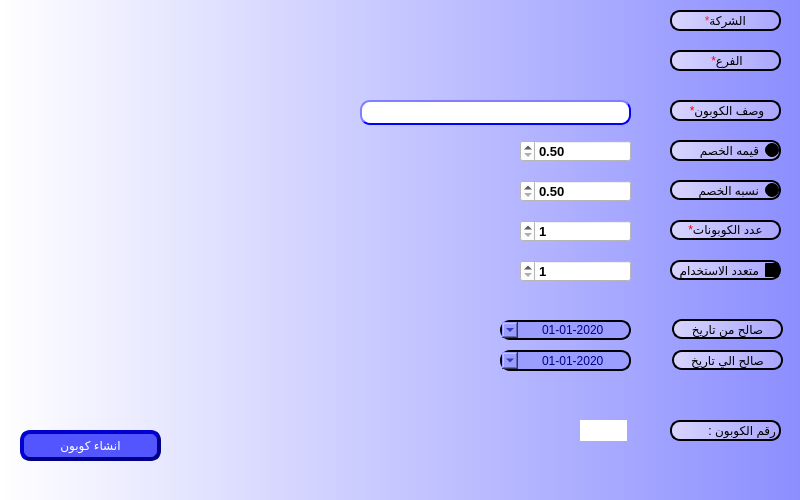
Before: the Qt Designer form presentation/coupon_ui/createCoupon.ui in shymaa123456/HyperPOS2020, drawn with Qt 5.
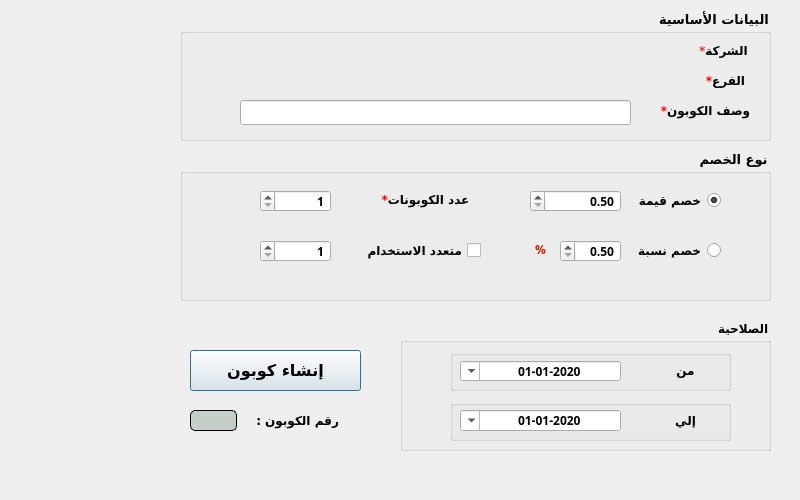
After: the same form once the commit is applied.

Commit message: finalize Coupon Design comments

```diff
--- a/presentation/coupon_ui/createCoupon.ui
+++ b/presentation/coupon_ui/createCoupon.ui
@@ -22,6 +22,14 @@
     <height>500</height>
    </size>
   </property>
+  <property name="font">
+   <font>
+    <family>Arial</family>
+    <pointsize>9</pointsize>
+    <weight>50</weight>
+    <bold>false</bold>
+   </font>
+  </property>
   <property name="windowTitle">
    <string>انشاء كوبون</string>
   </property>
@@ -29,24 +37,27 @@
    <enum>Qt::RightToLeft</enum>
   </property>
   <property name="styleSheet">
-   <string notr="true">background-color: qlineargradient(spread:pad, x1:0, y1:0, x2:1, y2:0, stop:0 #ffffff, stop:1 #8c8eff);</string>
+   <string notr="true"/>
   </property>
   <widget class="QLabel" name="desc">
    <property name="geometry">
     <rect>
-     <x>670</x>
+     <x>650</x>
      <y>100</y>
      <width>111</width>
      <height>21</height>
     </rect>
    </property>
+   <property name="font">
+    <font>
+     <family>29LT Bukra Regular</family>
+     <pointsize>9</pointsize>
+     <weight>75</weight>
+     <bold>true</bold>
+    </font>
+   </property>
    <property name="styleSheet">
-    <string notr="true">color:Black;
-background-color: qlineargradient(spread:pad, x1:0, y1:0, x2:1, y2:0, stop:0 #d8d5ff, stop:1 #a9a6ff);
-border-style: outset;
-border-width: 2px;
-border-radius: 10px;
-border-color:black;</string>
+    <string notr="true"/>
    </property>
    <property name="text">
     <string>&lt;html&gt;&lt;head/&gt;&lt;body&gt;&lt;p align=&quot;center&quot;&gt;&lt;span style=&quot; color:#ff0000;&quot;&gt;*&lt;/span&gt;وصف الكوبون&lt;/p&gt;&lt;/body&gt;&lt;/html&gt;</string>
@@ -55,337 +66,78 @@
   <widget class="QPushButton" name="BTN_createCoupon">
    <property name="geometry">
     <rect>
-     <x>20</x>
-     <y>430</y>
-     <width>141</width>
-     <height>31</height>
+     <x>190</x>
+     <y>350</y>
+     <width>171</width>
+     <height>41</height>
     </rect>
    </property>
+   <property name="font">
+    <font>
+     <family>29LT Bukra Regular</family>
+     <pointsize>12</pointsize>
+     <weight>75</weight>
+     <italic>false</italic>
+     <bold>true</bold>
+    </font>
+   </property>
    <property name="layoutDirection">
     <enum>Qt::RightToLeft</enum>
    </property>
    <property name="styleSheet">
-    <string notr="true">QPushButton{
-                                        background-color: #5356ff;
-                                        border-style: outset;
-                                        border-width: 4px;
-                                        border-radius: 10px;
-                                        border-color: darkblue;
-                    color:white;
-	font: 75 14pt &quot;MS Shell Dlg 2&quot;;
-	                                    }
-                                        QPushButton:hover {
-                                        background: qradialgradient(
-                                        cx: 0.3, cy: -0.4, fx: 0.3, fy: -0.4,
-                                        radius: 1.35, stop: 0 #3a0dab, stop: 1 #a5a5ff
-                                        );
-                                        }
-                                        QPushButton:pressed {
-                                        border-style: inset;
-                                        background: qradialgradient(
-                                        cx: 0.4, cy: -0.1, fx: 0.4, fy: -0.1,
-                                        radius: 1.35, stop: 0 #a5a5ff, stop: 1 #3a0dab
-                                        );
-                                        }</string>
+    <string notr="true"/>
    </property>
    <property name="text">
-    <string>انشاء كوبون</string>
+    <string>إنشاء كوبون</string>
    </property>
   </widget>
   <widget class="QLineEdit" name="LE_desc">
    <property name="geometry">
     <rect>
-     <x>360</x>
+     <x>240</x>
      <y>100</y>
-     <width>271</width>
+     <width>391</width>
      <height>25</height>
     </rect>
    </property>
+   <property name="font">
+    <font>
+     <family>MS Shell Dlg 2</family>
+     <pointsize>9</pointsize>
+     <weight>75</weight>
+     <bold>true</bold>
+    </font>
+   </property>
    <property name="styleSheet">
-    <string notr="true">QLineEdit{
-                                        background-color: white;
-                                        border-style: outset;
-                                        border-width: 2px;
-                                        border-radius: 10px;
-                                        border-color: blue;
-                                        min-width: 6em;
-                                        }
-                                        QLineEdit:hover {
-                                        background: qradialgradient(
-                                        cx: 0.3, cy: -0.4, fx: 0.3, fy: -0.4,
-                                        radius: 1.35, stop: 0 #fff, stop: 1 #bbb
-                                        );
-                                        }
-                                       QLineEdit:pressed {
-                                        border-style: inset;
-                                        background: qradialgradient(
-                                        cx: 0.4, cy: -0.1, fx: 0.4, fy: -0.1,
-                                        radius: 1.35, stop: 0 #fff, stop: 1 #ddd
-                                        );
-                                        }
+    <string notr="true">
                                     </string>
    </property>
-  </widget>
-  <widget class="QRadioButton" name="radioButton_Value">
-   <property name="geometry">
-    <rect>
-     <x>670</x>
-     <y>140</y>
-     <width>111</width>
-     <height>21</height>
-    </rect>
-   </property>
-   <property name="layoutDirection">
-    <enum>Qt::RightToLeft</enum>
-   </property>
-   <property name="autoFillBackground">
-    <bool>false</bool>
-   </property>
-   <property name="styleSheet">
-    <string notr="true">color:Black;
-background-color: qlineargradient(spread:pad, x1:0, y1:0, x2:1, y2:0, stop:0 #d8d5ff, stop:1 #a9a6ff);
-border-style: outset;
-border-width: 2px;
-border-radius: 10px;
-border-color:black;</string>
-   </property>
-   <property name="text">
-    <string>قيمه الخصم</string>
-   </property>
-   <property name="checked">
-    <bool>true</bool>
-   </property>
-  </widget>
-  <widget class="QRadioButton" name="radioButton_Percentage">
-   <property name="geometry">
-    <rect>
-     <x>670</x>
-     <y>180</y>
-     <width>111</width>
-     <height>20</height>
-    </rect>
-   </property>
-   <property name="layoutDirection">
-    <enum>Qt::RightToLeft</enum>
-   </property>
-   <property name="styleSheet">
-    <string notr="true">color:Black;
-background-color: qlineargradient(spread:pad, x1:0, y1:0, x2:1, y2:0, stop:0 #d8d5ff, stop:1 #a9a6ff);
-border-style: outset;
-border-width: 2px;
-border-radius: 10px;
-border-color:black;</string>
-   </property>
-   <property name="text">
-    <string>نسبه الخصم</string>
-   </property>
-  </widget>
-  <widget class="QCheckBox" name="checkBox_Multi">
-   <property name="geometry">
-    <rect>
-     <x>670</x>
-     <y>260</y>
-     <width>111</width>
-     <height>20</height>
-    </rect>
-   </property>
-   <property name="layoutDirection">
-    <enum>Qt::RightToLeft</enum>
-   </property>
-   <property name="styleSheet">
-    <string notr="true">color:Black;
-background-color: qlineargradient(spread:pad, x1:0, y1:0, x2:1, y2:0, stop:0 #d8d5ff, stop:1 #a9a6ff);
-border-style: outset;
-border-width: 2px;
-border-radius: 10px;
-border-color:black;</string>
-   </property>
-   <property name="text">
-    <string>متعدد الاستخدام</string>
-   </property>
-  </widget>
-  <widget class="QLabel" name="desc_2">
-   <property name="geometry">
-    <rect>
-     <x>670</x>
-     <y>220</y>
-     <width>111</width>
-     <height>20</height>
-    </rect>
-   </property>
-   <property name="layoutDirection">
-    <enum>Qt::RightToLeft</enum>
-   </property>
-   <property name="styleSheet">
-    <string notr="true">color:Black;
-background-color: qlineargradient(spread:pad, x1:0, y1:0, x2:1, y2:0, stop:0 #d8d5ff, stop:1 #a9a6ff);
-border-style: outset;
-border-width: 2px;
-border-radius: 10px;
-border-color:black;</string>
-   </property>
-   <property name="text">
-    <string>&lt;html&gt;&lt;head/&gt;&lt;body&gt;&lt;p align=&quot;center&quot;&gt;&lt;span style=&quot; color:#ff0000;&quot;&gt;*&lt;/span&gt;عدد الكوبونات&lt;/p&gt;&lt;/body&gt;&lt;/html&gt;</string>
-   </property>
-   <property name="alignment">
-    <set>Qt::AlignCenter</set>
-   </property>
-  </widget>
-  <widget class="QLabel" name="desc_3">
-   <property name="geometry">
-    <rect>
-     <x>672</x>
-     <y>319</y>
-     <width>111</width>
-     <height>20</height>
-    </rect>
-   </property>
-   <property name="layoutDirection">
-    <enum>Qt::RightToLeft</enum>
-   </property>
-   <property name="styleSheet">
-    <string notr="true">color:Black;
-background-color: qlineargradient(spread:pad, x1:0, y1:0, x2:1, y2:0, stop:0 #d8d5ff, stop:1 #a9a6ff);
-border-style: outset;
-border-width: 2px;
-border-radius: 10px;
-border-color:black;</string>
-   </property>
-   <property name="text">
-    <string>صالح من تاريخ</string>
-   </property>
-   <property name="alignment">
-    <set>Qt::AlignCenter</set>
-   </property>
-  </widget>
-  <widget class="QLabel" name="desc_4">
-   <property name="geometry">
-    <rect>
-     <x>672</x>
-     <y>350</y>
-     <width>111</width>
-     <height>20</height>
-    </rect>
-   </property>
-   <property name="layoutDirection">
-    <enum>Qt::RightToLeft</enum>
-   </property>
-   <property name="styleSheet">
-    <string notr="true">color:Black;
-background-color: qlineargradient(spread:pad, x1:0, y1:0, x2:1, y2:0, stop:0 #d8d5ff, stop:1 #a9a6ff);
-border-style: outset;
-border-width: 2px;
-border-radius: 10px;
-border-color:black;</string>
-   </property>
-   <property name="text">
-    <string>صالح الي تاريخ</string>
-   </property>
-   <property name="alignment">
-    <set>Qt::AlignCenter</set>
-   </property>
-  </widget>
-  <widget class="QDateTimeEdit" name="Qdate_to">
-   <property name="geometry">
-    <rect>
-     <x>500</x>
-     <y>350</y>
-     <width>131</width>
-     <height>21</height>
-    </rect>
-   </property>
-   <property name="layoutDirection">
-    <enum>Qt::RightToLeft</enum>
-   </property>
-   <property name="styleSheet">
-    <string notr="true">color:darkblue;
-background-color: qlineargradient(spread:pad, x1:0, y1:0, x2:1, y2:0, stop:0 #d8d5ff, stop:1 #a9a6ff);
-border-style: outset;
-border-width: 2px;
-border-radius: 10px;
-border-color:black;
-background-color: #9c9eff;</string>
-   </property>
-   <property name="alignment">
-    <set>Qt::AlignCenter</set>
-   </property>
-   <property name="minimumDateTime">
-    <datetime>
-     <hour>0</hour>
-     <minute>0</minute>
-     <second>0</second>
-     <year>2020</year>
-     <month>1</month>
-     <day>1</day>
-    </datetime>
-   </property>
-   <property name="displayFormat">
-    <string>yyyy-MM-dd</string>
-   </property>
-   <property name="calendarPopup">
-    <bool>true</bool>
-   </property>
-  </widget>
-  <widget class="QDateTimeEdit" name="Qdate_from">
-   <property name="geometry">
-    <rect>
-     <x>500</x>
-     <y>320</y>
-     <width>131</width>
-     <height>20</height>
-    </rect>
-   </property>
-   <property name="layoutDirection">
-    <enum>Qt::RightToLeft</enum>
-   </property>
-   <property name="styleSheet">
-    <string notr="true">color:darkblue;
-background-color: qlineargradient(spread:pad, x1:0, y1:0, x2:1, y2:0, stop:0 #d8d5ff, stop:1 #a9a6ff);
-border-style: outset;
-border-width: 2px;
-border-radius: 10px;
-border-color:black;
-background-color: #9c9eff;</string>
-   </property>
-   <property name="alignment">
-    <set>Qt::AlignCenter</set>
-   </property>
-   <property name="minimumDateTime">
-    <datetime>
-     <hour>0</hour>
-     <minute>0</minute>
-     <second>0</second>
-     <year>2020</year>
-     <month>1</month>
-     <day>1</day>
-    </datetime>
-   </property>
-   <property name="displayFormat">
-    <string>yyyy-MM-dd</string>
-   </property>
-   <property name="calendarPopup">
-    <bool>true</bool>
+   <property name="maxLength">
+    <number>50</number>
    </property>
   </widget>
   <widget class="QLabel" name="desc_6">
    <property name="geometry">
     <rect>
      <x>670</x>
-     <y>10</y>
+     <y>40</y>
      <width>111</width>
      <height>21</height>
     </rect>
    </property>
+   <property name="font">
+    <font>
+     <family>29LT Bukra Regular</family>
+     <pointsize>9</pointsize>
+     <weight>75</weight>
+     <bold>true</bold>
+    </font>
+   </property>
    <property name="layoutDirection">
     <enum>Qt::RightToLeft</enum>
    </property>
    <property name="styleSheet">
-    <string notr="true">color:Black;
-background-color: qlineargradient(spread:pad, x1:0, y1:0, x2:1, y2:0, stop:0 #d8d5ff, stop:1 #a9a6ff);
-border-style: outset;
-border-width: 2px;
-border-radius: 10px;
-border-color:black;</string>
+    <string notr="true"/>
    </property>
    <property name="text">
     <string>&lt;html&gt;&lt;head/&gt;&lt;body&gt;&lt;p align=&quot;center&quot;&gt;&lt;span style=&quot; color:#ef2929;&quot;&gt;*&lt;/span&gt;الشركة &lt;/p&gt;&lt;/body&gt;&lt;/html&gt;</string>
@@ -395,129 +147,40 @@
    <property name="geometry">
     <rect>
      <x>670</x>
-     <y>50</y>
+     <y>70</y>
      <width>111</width>
      <height>21</height>
     </rect>
    </property>
+   <property name="font">
+    <font>
+     <family>29LT Bukra Regular</family>
+     <pointsize>9</pointsize>
+     <weight>75</weight>
+     <bold>true</bold>
+    </font>
+   </property>
    <property name="layoutDirection">
     <enum>Qt::RightToLeft</enum>
    </property>
    <property name="styleSheet">
-    <string notr="true">color:Black;
-background-color: qlineargradient(spread:pad, x1:0, y1:0, x2:1, y2:0, stop:0 #d8d5ff, stop:1 #a9a6ff);
-border-style: outset;
-border-width: 2px;
-border-radius: 10px;
-border-color:black;</string>
+    <string notr="true"/>
    </property>
    <property name="text">
     <string>&lt;html&gt;&lt;head/&gt;&lt;body&gt;&lt;p align=&quot;center&quot;&gt;&lt;span style=&quot; color:#ff0000;&quot;&gt;*&lt;/span&gt;الفرع&lt;/p&gt;&lt;/body&gt;&lt;/html&gt;</string>
    </property>
   </widget>
-  <widget class="QDoubleSpinBox" name="LE_desc_2">
-   <property name="geometry">
-    <rect>
-     <x>520</x>
-     <y>140</y>
-     <width>111</width>
-     <height>22</height>
-    </rect>
-   </property>
-   <property name="font">
-    <font>
-     <pointsize>10</pointsize>
-     <weight>75</weight>
-     <bold>true</bold>
-    </font>
-   </property>
-   <property name="styleSheet">
-    <string notr="true">background-color: rgb(255, 255, 255);</string>
-   </property>
-   <property name="minimum">
-    <double>0.500000000000000</double>
-   </property>
-  </widget>
-  <widget class="QDoubleSpinBox" name="LE_desc_3">
-   <property name="geometry">
-    <rect>
-     <x>520</x>
-     <y>180</y>
-     <width>111</width>
-     <height>22</height>
-    </rect>
-   </property>
-   <property name="font">
-    <font>
-     <pointsize>10</pointsize>
-     <weight>75</weight>
-     <bold>true</bold>
-    </font>
-   </property>
-   <property name="styleSheet">
-    <string notr="true">background-color: rgb(255, 255, 255);</string>
-   </property>
-   <property name="minimum">
-    <double>0.500000000000000</double>
-   </property>
-  </widget>
-  <widget class="QSpinBox" name="LE_desc_4">
-   <property name="geometry">
-    <rect>
-     <x>520</x>
-     <y>220</y>
-     <width>111</width>
-     <height>22</height>
-    </rect>
-   </property>
-   <property name="font">
-    <font>
-     <pointsize>10</pointsize>
-     <weight>75</weight>
-     <bold>true</bold>
-    </font>
-   </property>
-   <property name="styleSheet">
-    <string notr="true">background-color: rgb(255, 255, 255);</string>
-   </property>
-   <property name="minimum">
-    <number>1</number>
-   </property>
-  </widget>
-  <widget class="QSpinBox" name="LE_desc_5">
-   <property name="geometry">
-    <rect>
-     <x>520</x>
-     <y>260</y>
-     <width>111</width>
-     <height>22</height>
-    </rect>
-   </property>
-   <property name="font">
-    <font>
-     <pointsize>10</pointsize>
-     <weight>75</weight>
-     <bold>true</bold>
-    </font>
-   </property>
-   <property name="styleSheet">
-    <string notr="true">background-color: rgb(255, 255, 255);</string>
-   </property>
-   <property name="minimum">
-    <number>1</number>
-   </property>
-  </widget>
   <widget class="QLabel" name="label_num">
    <property name="geometry">
     <rect>
-     <x>580</x>
-     <y>420</y>
+     <x>190</x>
+     <y>410</y>
      <width>47</width>
      <height>21</height>
     </rect>
    </property>
    <property name="styleSheet">
-    <string notr="true">background-color: rgb(255, 255, 255);</string>
+    <string notr="true">border-style: outset; border-width: 1px; border-radius: 5px; border-color:black; background-color: rgb(198, 207, 199); color: #28345A;</string>
    </property>
    <property name="text">
     <string/>
@@ -526,24 +189,568 @@
   <widget class="QLabel" name="label_2">
    <property name="geometry">
     <rect>
-     <x>670</x>
-     <y>420</y>
+     <x>240</x>
+     <y>410</y>
      <width>111</width>
      <height>21</height>
     </rect>
    </property>
+   <property name="font">
+    <font>
+     <family>29LT Bukra Regular</family>
+     <pointsize>9</pointsize>
+     <weight>75</weight>
+     <bold>true</bold>
+    </font>
+   </property>
    <property name="styleSheet">
-    <string notr="true">color:Black;
-background-color: qlineargradient(spread:pad, x1:0, y1:0, x2:1, y2:0, stop:0 #d8d5ff, stop:1 #a9a6ff);
-border-style: outset;
-border-width: 2px;
-border-radius: 10px;
-border-color:black;</string>
+    <string notr="true"/>
    </property>
    <property name="text">
     <string>رقم الكوبون : </string>
    </property>
+   <property name="alignment">
+    <set>Qt::AlignCenter</set>
+   </property>
   </widget>
+  <widget class="QGroupBox" name="groupBox">
+   <property name="geometry">
+    <rect>
+     <x>400</x>
+     <y>320</y>
+     <width>371</width>
+     <height>131</height>
+    </rect>
+   </property>
+   <property name="font">
+    <font>
+     <family>29LT Bukra Regular</family>
+     <pointsize>9</pointsize>
+     <weight>75</weight>
+     <bold>true</bold>
+    </font>
+   </property>
+   <property name="styleSheet">
+    <string notr="true"/>
+   </property>
+   <property name="title">
+    <string>الصلاحية</string>
+   </property>
+   <widget class="QDateTimeEdit" name="Qdate_from">
+    <property name="geometry">
+     <rect>
+      <x>60</x>
+      <y>41</y>
+      <width>161</width>
+      <height>20</height>
+     </rect>
+    </property>
+    <property name="font">
+     <font>
+      <pointsize>9</pointsize>
+      <weight>75</weight>
+      <bold>true</bold>
+     </font>
+    </property>
+    <property name="layoutDirection">
+     <enum>Qt::RightToLeft</enum>
+    </property>
+    <property name="styleSheet">
+     <string notr="true"/>
+    </property>
+    <property name="alignment">
+     <set>Qt::AlignCenter</set>
+    </property>
+    <property name="minimumDateTime">
+     <datetime>
+      <hour>0</hour>
+      <minute>0</minute>
+      <second>0</second>
+      <year>2020</year>
+      <month>1</month>
+      <day>1</day>
+     </datetime>
+    </property>
+    <property name="displayFormat">
+     <string>yyyy-MM-dd</string>
+    </property>
+    <property name="calendarPopup">
+     <bool>true</bool>
+    </property>
+   </widget>
+   <widget class="QLabel" name="desc_3">
+    <property name="geometry">
+     <rect>
+      <x>260</x>
+      <y>40</y>
+      <width>51</width>
+      <height>20</height>
+     </rect>
+    </property>
+    <property name="font">
+     <font>
+      <family>29LT Bukra Regular</family>
+      <pointsize>9</pointsize>
+      <weight>75</weight>
+      <bold>true</bold>
+     </font>
+    </property>
+    <property name="layoutDirection">
+     <enum>Qt::RightToLeft</enum>
+    </property>
+    <property name="styleSheet">
+     <string notr="true"/>
+    </property>
+    <property name="text">
+     <string>من</string>
+    </property>
+    <property name="alignment">
+     <set>Qt::AlignCenter</set>
+    </property>
+   </widget>
+   <widget class="QLabel" name="desc_4">
+    <property name="geometry">
+     <rect>
+      <x>260</x>
+      <y>90</y>
+      <width>51</width>
+      <height>20</height>
+     </rect>
+    </property>
+    <property name="font">
+     <font>
+      <family>29LT Bukra Regular</family>
+      <pointsize>9</pointsize>
+      <weight>75</weight>
+      <bold>true</bold>
+     </font>
+    </property>
+    <property name="layoutDirection">
+     <enum>Qt::RightToLeft</enum>
+    </property>
+    <property name="styleSheet">
+     <string notr="true"/>
+    </property>
+    <property name="text">
+     <string>إلي</string>
+    </property>
+    <property name="alignment">
+     <set>Qt::AlignCenter</set>
+    </property>
+   </widget>
+   <widget class="QDateTimeEdit" name="Qdate_to">
+    <property name="geometry">
+     <rect>
+      <x>60</x>
+      <y>90</y>
+      <width>161</width>
+      <height>21</height>
+     </rect>
+    </property>
+    <property name="font">
+     <font>
+      <pointsize>9</pointsize>
+      <weight>75</weight>
+      <bold>true</bold>
+     </font>
+    </property>
+    <property name="layoutDirection">
+     <enum>Qt::RightToLeft</enum>
+    </property>
+    <property name="styleSheet">
+     <string notr="true"/>
+    </property>
+    <property name="alignment">
+     <set>Qt::AlignCenter</set>
+    </property>
+    <property name="minimumDateTime">
+     <datetime>
+      <hour>0</hour>
+      <minute>0</minute>
+      <second>0</second>
+      <year>2020</year>
+      <month>1</month>
+      <day>1</day>
+     </datetime>
+    </property>
+    <property name="displayFormat">
+     <string>yyyy-MM-dd</string>
+    </property>
+    <property name="calendarPopup">
+     <bool>true</bool>
+    </property>
+   </widget>
+   <widget class="QGroupBox" name="groupBox_4">
+    <property name="geometry">
+     <rect>
+      <x>50</x>
+      <y>30</y>
+      <width>281</width>
+      <height>41</height>
+     </rect>
+    </property>
+    <property name="font">
+     <font>
+      <family>MS Shell Dlg 2</family>
+      <pointsize>9</pointsize>
+      <weight>75</weight>
+      <bold>true</bold>
+     </font>
+    </property>
+    <property name="styleSheet">
+     <string notr="true"/>
+    </property>
+    <property name="title">
+     <string/>
+    </property>
+   </widget>
+   <widget class="QGroupBox" name="groupBox_5">
+    <property name="geometry">
+     <rect>
+      <x>50</x>
+      <y>80</y>
+      <width>281</width>
+      <height>41</height>
+     </rect>
+    </property>
+    <property name="font">
+     <font>
+      <family>MS Shell Dlg 2</family>
+      <pointsize>9</pointsize>
+      <weight>75</weight>
+      <bold>true</bold>
+     </font>
+    </property>
+    <property name="styleSheet">
+     <string notr="true"/>
+    </property>
+    <property name="title">
+     <string/>
+    </property>
+   </widget>
+   <zorder>groupBox_5</zorder>
+   <zorder>groupBox_4</zorder>
+   <zorder>Qdate_from</zorder>
+   <zorder>desc_3</zorder>
+   <zorder>desc_4</zorder>
+   <zorder>Qdate_to</zorder>
+  </widget>
+  <widget class="QGroupBox" name="groupBox_2">
+   <property name="geometry">
+    <rect>
+     <x>180</x>
+     <y>150</y>
+     <width>591</width>
+     <height>151</height>
+    </rect>
+   </property>
+   <property name="font">
+    <font>
+     <family>29LT Bukra Regular</family>
+     <pointsize>10</pointsize>
+     <weight>75</weight>
+     <bold>true</bold>
+    </font>
+   </property>
+   <property name="styleSheet">
+    <string notr="true"/>
+   </property>
+   <property name="title">
+    <string> نوع الخصم</string>
+   </property>
+   <widget class="QDoubleSpinBox" name="LE_desc_3">
+    <property name="geometry">
+     <rect>
+      <x>380</x>
+      <y>90</y>
+      <width>61</width>
+      <height>22</height>
+     </rect>
+    </property>
+    <property name="font">
+     <font>
+      <pointsize>9</pointsize>
+      <weight>75</weight>
+      <bold>true</bold>
+     </font>
+    </property>
+    <property name="styleSheet">
+     <string notr="true"/>
+    </property>
+    <property name="alignment">
+     <set>Qt::AlignRight|Qt::AlignTrailing|Qt::AlignVCenter</set>
+    </property>
+    <property name="minimum">
+     <double>0.500000000000000</double>
+    </property>
+   </widget>
+   <widget class="QRadioButton" name="radioButton_Percentage">
+    <property name="geometry">
+     <rect>
+      <x>430</x>
+      <y>90</y>
+      <width>111</width>
+      <height>20</height>
+     </rect>
+    </property>
+    <property name="font">
+     <font>
+      <family>29LT Bukra Regular</family>
+      <pointsize>9</pointsize>
+      <weight>75</weight>
+      <bold>true</bold>
+     </font>
+    </property>
+    <property name="layoutDirection">
+     <enum>Qt::RightToLeft</enum>
+    </property>
+    <property name="styleSheet">
+     <string notr="true"/>
+    </property>
+    <property name="text">
+     <string>خصم نسبة</string>
+    </property>
+   </widget>
+   <widget class="QDoubleSpinBox" name="LE_desc_2">
+    <property name="geometry">
+     <rect>
+      <x>350</x>
+      <y>40</y>
+      <width>91</width>
+      <height>22</height>
+     </rect>
+    </property>
+    <property name="font">
+     <font>
+      <pointsize>9</pointsize>
+      <weight>75</weight>
+      <bold>true</bold>
+     </font>
+    </property>
+    <property name="styleSheet">
+     <string notr="true"/>
+    </property>
+    <property name="alignment">
+     <set>Qt::AlignRight|Qt::AlignTrailing|Qt::AlignVCenter</set>
+    </property>
+    <property name="minimum">
+     <double>0.500000000000000</double>
+    </property>
+    <property name="maximum">
+     <double>99999.000000000000000</double>
+    </property>
+   </widget>
+   <widget class="QRadioButton" name="radioButton_Value">
+    <property name="geometry">
+     <rect>
+      <x>430</x>
+      <y>40</y>
+      <width>111</width>
+      <height>21</height>
+     </rect>
+    </property>
+    <property name="font">
+     <font>
+      <family>29LT Bukra Regular</family>
+      <pointsize>9</pointsize>
+      <weight>75</weight>
+      <bold>true</bold>
+     </font>
+    </property>
+    <property name="layoutDirection">
+     <enum>Qt::RightToLeft</enum>
+    </property>
+    <property name="autoFillBackground">
+     <bool>false</bool>
+    </property>
+    <property name="styleSheet">
+     <string notr="true"/>
+    </property>
+    <property name="text">
+     <string>خصم قيمة</string>
+    </property>
+    <property name="checked">
+     <bool>true</bool>
+    </property>
+   </widget>
+   <widget class="QCheckBox" name="checkBox_Multi">
+    <property name="geometry">
+     <rect>
+      <x>170</x>
+      <y>90</y>
+      <width>131</width>
+      <height>20</height>
+     </rect>
+    </property>
+    <property name="font">
+     <font>
+      <family>29LT Bukra Regular</family>
+      <pointsize>9</pointsize>
+      <weight>75</weight>
+      <bold>true</bold>
+     </font>
+    </property>
+    <property name="layoutDirection">
+     <enum>Qt::RightToLeft</enum>
+    </property>
+    <property name="styleSheet">
+     <string notr="true"/>
+    </property>
+    <property name="text">
+     <string>متعدد الاستخدام</string>
+    </property>
+   </widget>
+   <widget class="QLabel" name="desc_2">
+    <property name="geometry">
+     <rect>
+      <x>190</x>
+      <y>40</y>
+      <width>111</width>
+      <height>20</height>
+     </rect>
+    </property>
+    <property name="font">
+     <font>
+      <family>29LT Bukra Regular</family>
+      <pointsize>9</pointsize>
+      <weight>75</weight>
+      <bold>true</bold>
+     </font>
+    </property>
+    <property name="layoutDirection">
+     <enum>Qt::RightToLeft</enum>
+    </property>
+    <property name="styleSheet">
+     <string notr="true"/>
+    </property>
+    <property name="text">
+     <string>&lt;html&gt;&lt;head/&gt;&lt;body&gt;&lt;p align=&quot;center&quot;&gt;&lt;span style=&quot; color:#ff0000;&quot;&gt;*&lt;/span&gt;عدد الكوبونات&lt;/p&gt;&lt;/body&gt;&lt;/html&gt;</string>
+    </property>
+    <property name="alignment">
+     <set>Qt::AlignCenter</set>
+    </property>
+   </widget>
+   <widget class="QSpinBox" name="LE_desc_5">
+    <property name="geometry">
+     <rect>
+      <x>80</x>
+      <y>90</y>
+      <width>71</width>
+      <height>22</height>
+     </rect>
+    </property>
+    <property name="font">
+     <font>
+      <pointsize>9</pointsize>
+      <weight>75</weight>
+      <bold>true</bold>
+     </font>
+    </property>
+    <property name="styleSheet">
+     <string notr="true"/>
+    </property>
+    <property name="alignment">
+     <set>Qt::AlignRight|Qt::AlignTrailing|Qt::AlignVCenter</set>
+    </property>
+    <property name="minimum">
+     <number>1</number>
+    </property>
+   </widget>
+   <widget class="QSpinBox" name="LE_desc_4">
+    <property name="geometry">
+     <rect>
+      <x>80</x>
+      <y>40</y>
+      <width>71</width>
+      <height>22</height>
+     </rect>
+    </property>
+    <property name="font">
+     <font>
+      <pointsize>9</pointsize>
+      <weight>75</weight>
+      <bold>true</bold>
+     </font>
+    </property>
+    <property name="styleSheet">
+     <string notr="true"/>
+    </property>
+    <property name="alignment">
+     <set>Qt::AlignRight|Qt::AlignTrailing|Qt::AlignVCenter</set>
+    </property>
+    <property name="minimum">
+     <number>1</number>
+    </property>
+   </widget>
+   <widget class="QLabel" name="desc_5">
+    <property name="geometry">
+     <rect>
+      <x>350</x>
+      <y>90</y>
+      <width>21</width>
+      <height>20</height>
+     </rect>
+    </property>
+    <property name="font">
+     <font>
+      <pointsize>9</pointsize>
+      <weight>75</weight>
+      <bold>true</bold>
+     </font>
+    </property>
+    <property name="layoutDirection">
+     <enum>Qt::RightToLeft</enum>
+    </property>
+    <property name="styleSheet">
+     <string notr="true">color:#DA1F05;
+background-color: rgba(0,0,0,0%);
+border-style: outset;
+border-width: 0px;
+border-radius: 0px;
+opacity: 1;</string>
+    </property>
+    <property name="text">
+     <string>&lt;html&gt;&lt;head/&gt;&lt;body&gt;&lt;p align=&quot;center&quot;&gt;%&lt;/p&gt;&lt;/body&gt;&lt;/html&gt;</string>
+    </property>
+    <property name="alignment">
+     <set>Qt::AlignCenter</set>
+    </property>
+   </widget>
+  </widget>
+  <widget class="QGroupBox" name="groupBox_3">
+   <property name="geometry">
+    <rect>
+     <x>180</x>
+     <y>10</y>
+     <width>591</width>
+     <height>131</height>
+    </rect>
+   </property>
+   <property name="font">
+    <font>
+     <family>29LT Bukra Regular</family>
+     <pointsize>10</pointsize>
+     <weight>75</weight>
+     <bold>true</bold>
+    </font>
+   </property>
+   <property name="styleSheet">
+    <string notr="true"/>
+   </property>
+   <property name="title">
+    <string>البيانات الأساسية</string>
+   </property>
+  </widget>
+  <zorder>groupBox_3</zorder>
+  <zorder>desc</zorder>
+  <zorder>BTN_createCoupon</zorder>
+  <zorder>LE_desc</zorder>
+  <zorder>desc_6</zorder>
+  <zorder>desc_7</zorder>
+  <zorder>label_num</zorder>
+  <zorder>label_2</zorder>
+  <zorder>groupBox</zorder>
+  <zorder>groupBox_2</zorder>
  </widget>
  <resources/>
  <connections/>
```
The commit also changes 2 other files.
